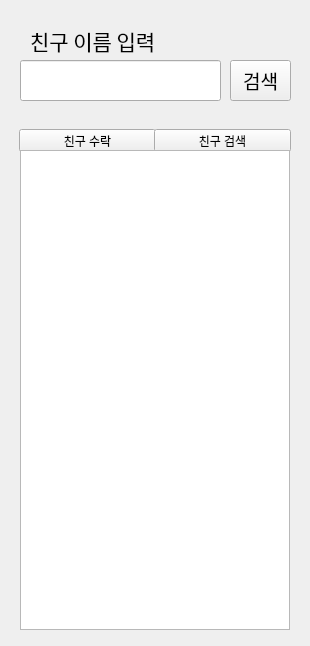
First picture: the form in Friend.ui, repository as12sd23/Network2, before the edit.
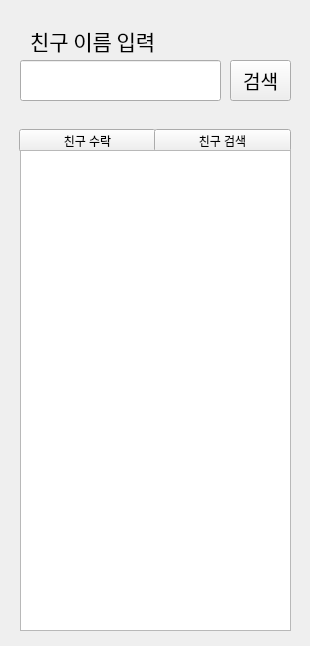
Second picture: the form after the edit.

Patch:
```diff
--- a/Friend.ui
+++ b/Friend.ui
@@ -87,13 +87,13 @@
     <string>친구 검색</string>
    </property>
   </widget>
-  <widget class="QListView" name="listView">
+  <widget class="QListWidget" name="Friend_List">
    <property name="geometry">
     <rect>
      <x>20</x>
      <y>150</y>
-     <width>270</width>
-     <height>480</height>
+     <width>271</width>
+     <height>481</height>
     </rect>
    </property>
   </widget>
```
